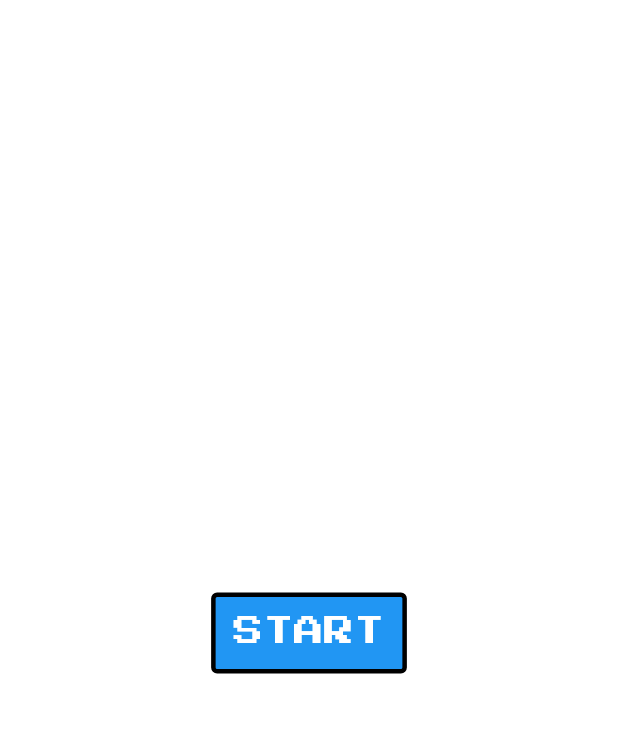
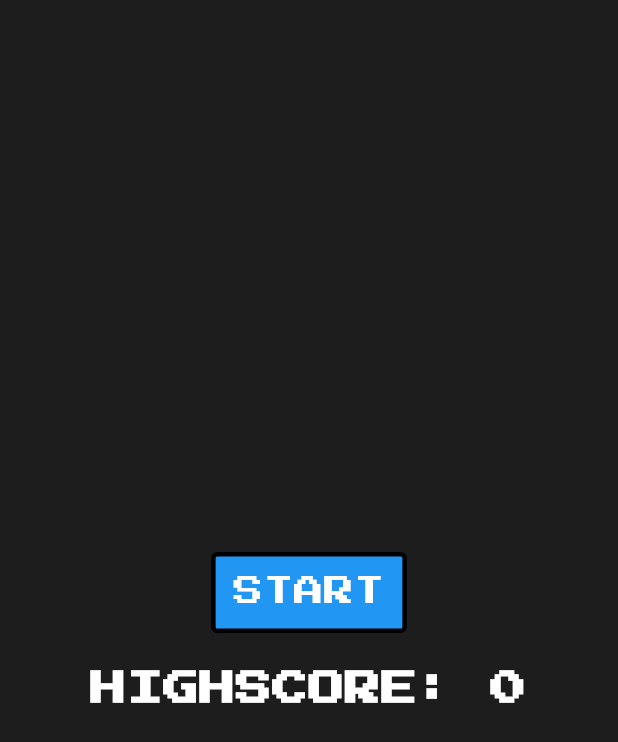
Before and after one commit to josefwilhelm/this_is_a_game, a Flutter app: the screen it shows after launch, on a phone screen of 412 x 824 dp. Shown: the top 742 px of the screen. Run offline on Flutter 3.47's test engine with Material 3 defaults, Android fonts, the phone set to English and light mode, and no system bars; our stand-ins replace shared_preferences; missing offline and left inert: bonfire, flame.

Commit message:
add highscore

```diff
--- a/lib/components/player/player.dart
+++ b/lib/components/player/player.dart
@@ -89,6 +89,7 @@ class MyPlayer extends SimplePlayer with BlockMovementCollision {
   void onDie() {
     // TODO: implement onDie
     _statController.life = 0.0;
+    _statController.updateHighScore();
 
     gameRef.add(
       GameDecoration.withSprite(
--- a/lib/game.dart
+++ b/lib/game.dart
@@ -23,7 +23,10 @@ class Game extends StatelessWidget {
                   WorldMapReader.fromAsset('simple_map.tmj'),
                 ),
                 playerControllers: [
-                  Joystick(directional: JoystickDirectional()),
+                  Joystick(
+                      directional: JoystickDirectional(
+                          alignment: Alignment.bottomRight,
+                          margin: EdgeInsets.only(bottom: 50, right: 30))),
                   Keyboard(),
                 ],
                 components: [GameController()],
--- a/lib/home.dart
+++ b/lib/home.dart
@@ -1,14 +1,21 @@
 import 'package:flutter/material.dart';
+import 'package:provider/provider.dart';
 import 'package:this_is_a_game/start_button.dart';
+import 'package:this_is_a_game/stat_controller.dart';
 
 class Home extends StatelessWidget {
   const Home({super.key});
 
   @override
   Widget build(BuildContext context) {
-    return Padding(
+    final stats = context.watch<StatController>();
+    return Scaffold(
+      body: SizedBox(
+        width: double.infinity,
+        child: Padding(
           padding: const EdgeInsets.all(8.0),
           child: Column(
+            crossAxisAlignment: CrossAxisAlignment.center,
             mainAxisAlignment: MainAxisAlignment.center,
             children: [
               const SizedBox(height: 20),
@@ -18,7 +25,18 @@ class Home extends StatelessWidget {
                 },
                 text: 'START',
               ),
+              const SizedBox(height: 20),
+              Text(
+                'HIGHSCORE: ${stats.highScore}',
+                style: const TextStyle(
+                  color: Colors.white,
+                  fontSize: 24,
+                  fontWeight: FontWeight.bold,
+                ),
+              ),
             ],
+          ),
+        ),
       ),
     );
   }
--- a/lib/main.dart
+++ b/lib/main.dart
@@ -1,9 +1,11 @@
 import 'package:bonfire/bonfire.dart';
 import 'package:flutter/foundation.dart';
 import 'package:flutter/material.dart';
+import 'package:provider/provider.dart';
 import 'package:this_is_a_game/constants.dart';
 import 'package:this_is_a_game/game.dart';
 import 'package:this_is_a_game/home.dart';
+import 'package:this_is_a_game/stat_controller.dart';
 
 void main() async {
   WidgetsFlutterBinding.ensureInitialized();
@@ -20,7 +22,9 @@ class BonfireExamplesApp extends StatelessWidget {
 
   @override
   Widget build(BuildContext context) {
-    return MaterialApp(
+    return ChangeNotifierProvider(
+      create: (context) => StatController(),
+      child: MaterialApp(
         routes: {
           '/': (context) => const Home(),
           '/game': (context) => Game(),
@@ -34,6 +38,7 @@ class BonfireExamplesApp extends StatelessWidget {
           scaffoldBackgroundColor: background,
         ),
         //home: Game(),
+      ),
     );
   }
 }
--- a/lib/stat_controller.dart
+++ b/lib/stat_controller.dart
@@ -1,6 +1,7 @@
 import 'dart:math'; // Import the dart:math library
 
 import 'package:flutter/material.dart';
+import 'package:shared_preferences/shared_preferences.dart';
 import 'package:this_is_a_game/constants.dart';
 
 class StatController extends ChangeNotifier {
@@ -10,27 +11,32 @@ class StatController extends ChangeNotifier {
     return _singleton;
   }
 
-  StatController._internal();
+  StatController._internal() {
+    getHighScoreFromSharedPreferences();
+  }
 
   double _maxLife = playerLife;
   get maxLife => _maxLife;
 
   double _life = playerLife;
-  double _score = 0;
+  int _score = 0;
   double _experience = 0;
   double _currentLevel = 1;
+  int _highscore = 0;
 
   double get life => _life;
-  double get score => _score;
+  int get score => _score;
   double get experience => _experience;
   double get currentLevel => _currentLevel;
+
+  int get highScore => _highscore;
 
   set life(double newLife) {
     _life = newLife;
     notifyListeners();
   }
 
-  set score(double newscore) {
+  set score(int newscore) {
     _score = newscore;
     notifyListeners();
   }
@@ -61,4 +67,31 @@ class StatController extends ChangeNotifier {
     _currentLevel = 1;
     notifyListeners();
   }
+
+  void getHighScoreFromSharedPreferences() async {
+    SharedPreferences prefs = await SharedPreferences.getInstance();
+    int hs = prefs.getInt('highScore') ?? 0;
+    _highscore = hs;
+    notifyListeners();
+  }
+
+  Future<void> saveHighScoreToSharedPreferences(int highScore) async {
+    SharedPreferences prefs = await SharedPreferences.getInstance();
+    await prefs.setInt('highScore', highScore);
+    return;
+  }
+
+  void updateHighScore() {
+    if (_score > _highscore) {
+      _highscore = _score;
+      saveHighScoreToSharedPreferences(_score);
+      notifyListeners();
+    }
+  }
+
+  void resetHighScore() {
+    _score = 0;
+    saveHighScoreToSharedPreferences(_score);
+    notifyListeners();
+  }
 }
--- a/pubspec.yaml
+++ b/pubspec.yaml
@@ -12,6 +12,7 @@ dependencies:
   flutter:
     sdk: flutter
   provider: ^6.1.2
+  shared_preferences: ^2.3.1
 
 dev_dependencies:
   flutter_test:
```
Also changed, not shown: lib/game_over_widget.dart (+16 -0 lines), pubspec.lock, 7 other files. Lines whose indentation alone changed are shown as unchanged.
